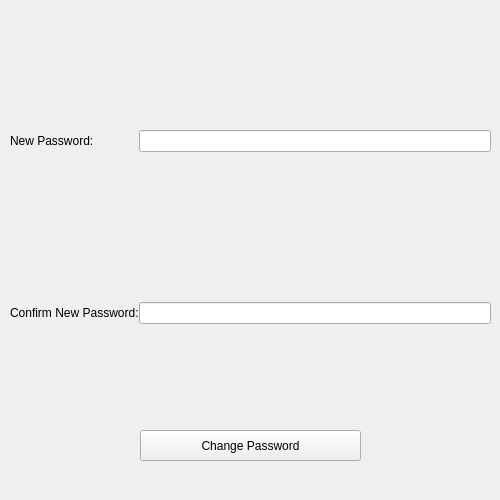
This is UI/changePassword.ui in 1412kauti/ProjectHurricane as Qt 5 draws it before an edit. The edited form follows.
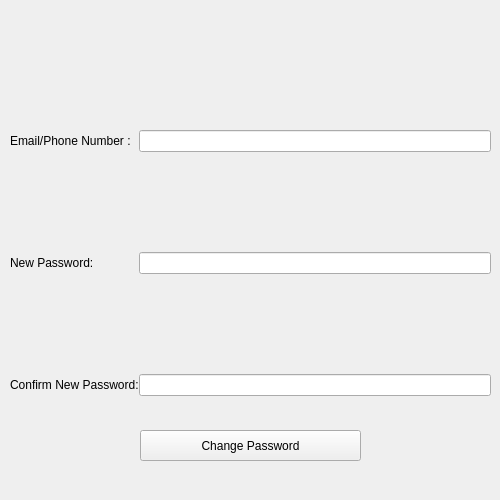
This is the edited form.

Diff of the .ui file:
```diff
--- a/UI/changePassword.ui
+++ b/UI/changePassword.ui
@@ -40,7 +40,7 @@
      <x>10</x>
      <y>130</y>
      <width>481</width>
-     <height>201</height>
+     <height>281</height>
     </rect>
    </property>
    <layout class="QFormLayout" name="formLayout">
@@ -48,28 +48,38 @@
      <number>0</number>
     </property>
     <property name="verticalSpacing">
-     <number>150</number>
+     <number>100</number>
     </property>
-    <item row="0" column="0">
+    <item row="1" column="0">
      <widget class="QLabel" name="label">
       <property name="text">
        <string>New Password:</string>
       </property>
      </widget>
     </item>
-    <item row="1" column="0">
+    <item row="2" column="0">
      <widget class="QLabel" name="label_2">
       <property name="text">
        <string>Confirm New Password:</string>
       </property>
      </widget>
     </item>
-    <item row="0" column="1">
-     <widget class="QLineEdit" name="new_Pass_Lbl"/>
-    </item>
     <item row="1" column="1">
+     <widget class="QLineEdit" name="new_Pass_Lbl"/>
+    </item>
+    <item row="2" column="1">
      <widget class="QLineEdit" name="confirm_new_Pass_Lbl"/>
     </item>
+    <item row="0" column="0">
+     <widget class="QLabel" name="label_3">
+      <property name="text">
+       <string>Email/Phone Number :</string>
+      </property>
+     </widget>
+    </item>
+    <item row="0" column="1">
+     <widget class="QLineEdit" name="Login_deets"/>
+    </item>
    </layout>
   </widget>
   <widget class="QWidget" name="verticalLayoutWidget">
```
